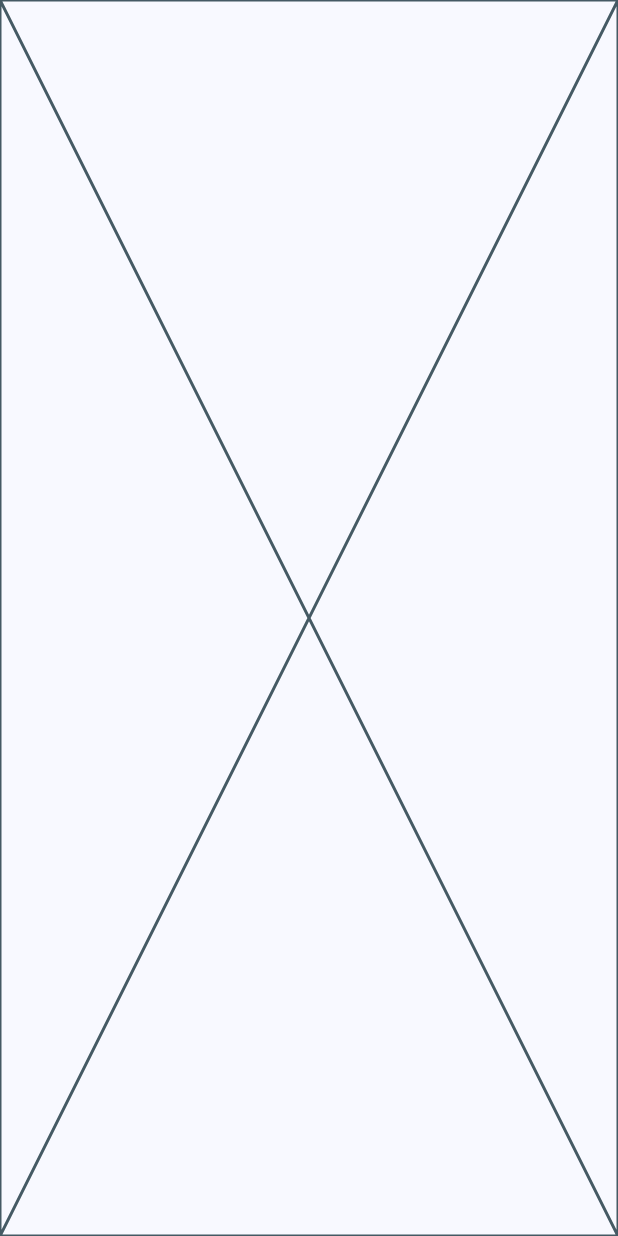
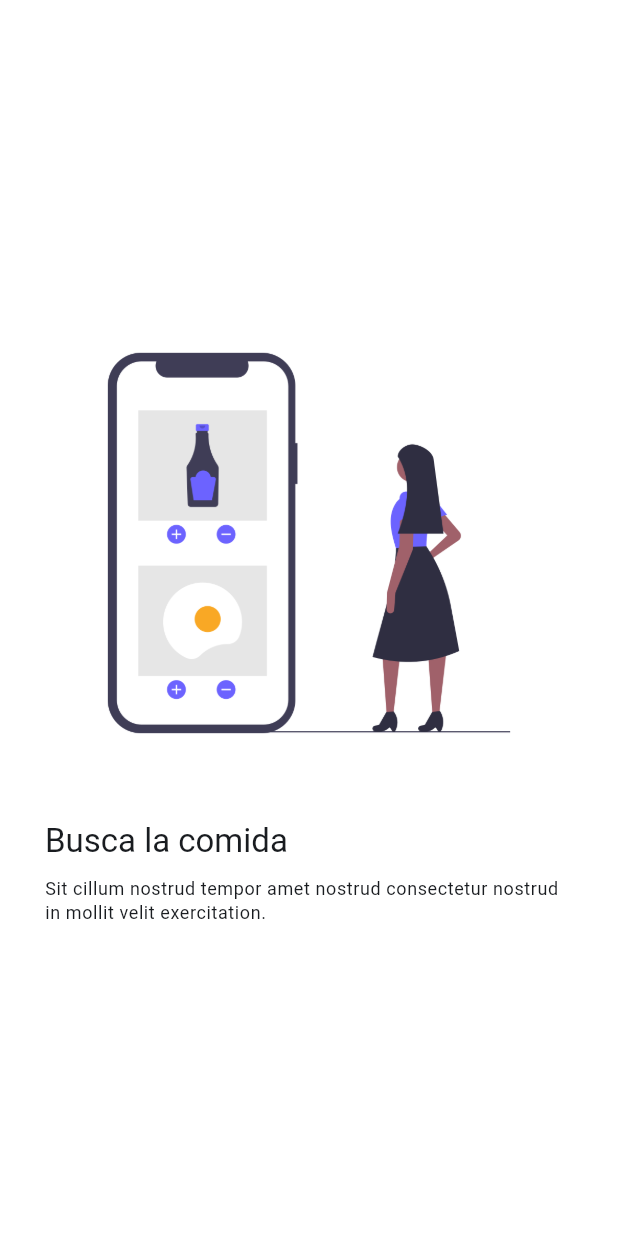
Before and after one commit to XamalionDev71/e301_moviles, a Flutter app: the AppTutorialScreen screen opened by its route, on a phone screen of 412 x 824 dp. Run offline on Flutter 3.47's test engine with Material 3 defaults, Android fonts, the phone set to English and light mode, and no system bars; our stand-ins replace go_router.

Commit message:
commit 6 11Abr2025

```diff
--- a/lib/presentation/screens/app_tutorial/app_tutorial_screen.dart
+++ b/lib/presentation/screens/app_tutorial/app_tutorial_screen.dart
@@ -34,15 +34,19 @@ class AppTutorialScreen extends StatelessWidget {
   @override
   Widget build(BuildContext context) {
     return Scaffold(
+      backgroundColor: Colors.white,
       body: PageView(
-        children: slides.map(
-            (slideData) => _Slide(
-              title: slideData.title,
-              caption: slideData.caption,
-              imageUrl: slideData.imageUrl
-            ),
-          ).toList(),
-      )
+        children:
+            slides
+                .map(
+                  (slideData) => _Slide(
+                    title: slideData.title,
+                    caption: slideData.caption,
+                    imageUrl: slideData.imageUrl,
+                  ),
+                )
+                .toList(),
+      ),
     );
   }
 }
@@ -55,10 +59,29 @@ class _Slide extends StatelessWidget {
   const _Slide({
     required this.title,
     required this.caption,
-    required this.imageUrl});
+    required this.imageUrl,
+  });
 
   @override
   Widget build(BuildContext context) {
-    return const Placeholder();
+    final titleStyle = Theme.of(context).textTheme.titleLarge;
+    final captionStyle = Theme.of(context).textTheme.bodySmall;
+
+    return Padding(
+      padding: EdgeInsets.symmetric(horizontal: 30),
+      child: Center(
+        child: Column(
+          mainAxisAlignment: MainAxisAlignment.center,
+          crossAxisAlignment: CrossAxisAlignment.start,
+          children: [
+            Image.asset(imageUrl),
+            SizedBox(height: 30),
+            Text(title,style: titleStyle,),
+            SizedBox(height: 10),
+            Text(caption,style: captionStyle,),
+          ],
+        ),
+      ),
+    );
   }
 }
```
